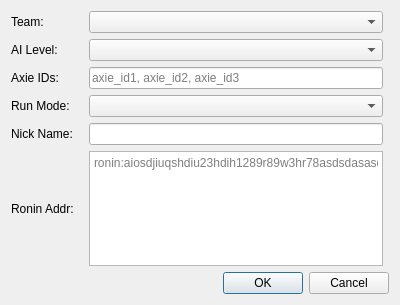
Qt form scrcpy_ui/config_edit.ui (leng-yue/py-scrcpy-client) before a commit.
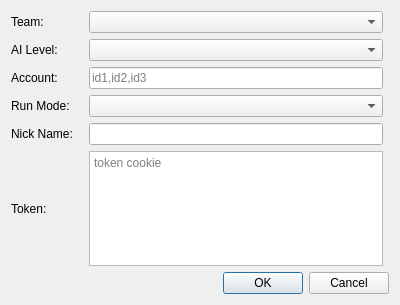
The same form after that commit.

What changed in the file:
```diff
--- a/scrcpy_ui/config_edit.ui
+++ b/scrcpy_ui/config_edit.ui
@@ -34,7 +34,7 @@
       <string/>
      </property>
      <property name="placeholderText">
-      <string>axie_id1, axie_id2, axie_id3</string>
+      <string>id1,id2,id3</string>
      </property>
     </widget>
    </item>
@@ -54,18 +54,18 @@
       <string notr="true">&lt;!DOCTYPE HTML PUBLIC &quot;-//W3C//DTD HTML 4.0//EN&quot; &quot;http://www.w3.org/TR/REC-html40/strict.dtd&quot;&gt;
 &lt;html&gt;&lt;head&gt;&lt;meta name=&quot;qrichtext&quot; content=&quot;1&quot; /&gt;&lt;style type=&quot;text/css&quot;&gt;
 p, li { white-space: pre-wrap; }
-&lt;/style&gt;&lt;/head&gt;&lt;body style=&quot; font-family:'.AppleSystemUIFont'; font-size:13pt; font-weight:400; font-style:normal;&quot;&gt;
-&lt;p style=&quot;-qt-paragraph-type:empty; margin-top:0px; margin-bottom:0px; margin-left:0px; margin-right:0px; -qt-block-indent:0; text-indent:0px;&quot;&gt;&lt;br /&gt;&lt;/p&gt;&lt;/body&gt;&lt;/html&gt;</string>
+&lt;/style&gt;&lt;/head&gt;&lt;body style=&quot; font-family:'Ubuntu'; font-size:11pt; font-weight:400; font-style:normal;&quot;&gt;
+&lt;p style=&quot;-qt-paragraph-type:empty; margin-top:0px; margin-bottom:0px; margin-left:0px; margin-right:0px; -qt-block-indent:0; text-indent:0px; font-family:'.AppleSystemUIFont'; font-size:13pt;&quot;&gt;&lt;br /&gt;&lt;/p&gt;&lt;/body&gt;&lt;/html&gt;</string>
      </property>
      <property name="placeholderText">
-      <string>ronin:aiosdjiuqshdiu23hdih1289r89w3hr78asdsdasasdasdsadasd</string>
+      <string>token cookie</string>
      </property>
     </widget>
    </item>
    <item row="4" column="1">
     <widget class="QLabel" name="label">
      <property name="text">
-      <string>Axie IDs: </string>
+      <string>Account: </string>
      </property>
     </widget>
    </item>
@@ -85,7 +85,7 @@
    <item row="10" column="1">
     <widget class="QLabel" name="label_2">
      <property name="text">
-      <string>Ronin Addr: </string>
+      <string>Token: </string>
      </property>
     </widget>
    </item>
```
Left out of the diff: 4 changed lines with no effect on the pictures.
